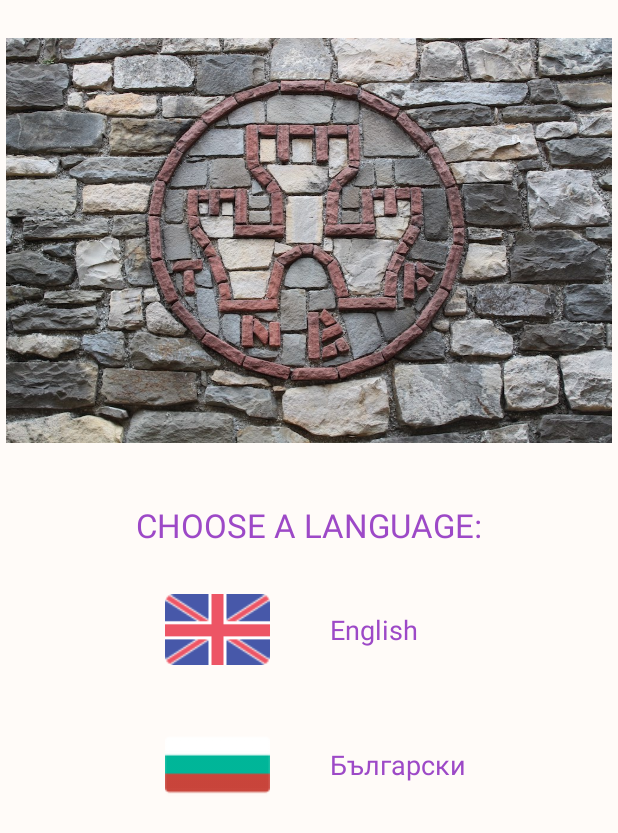
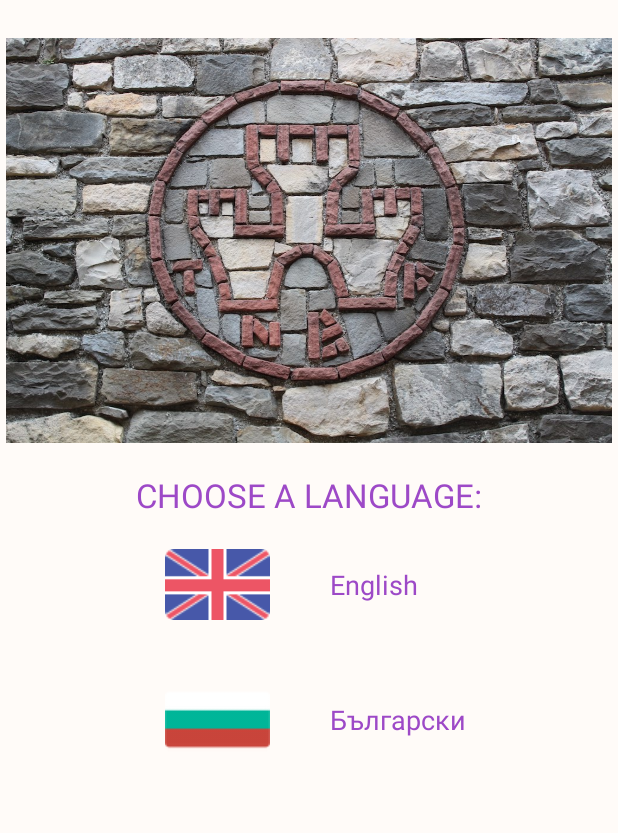
Before and after one commit to DimitarVashkov/Tsarevets, an Android app: the screen it shows after launch (MainActivity), on a phone screen of 412 x 824 dp. Shown: the top 833 px of the screen. Run offline under Robolectric (Android 15) with nearby library versions, the phone set to English and light mode, and no system bars; our stand-ins replace AdMob.

Commit message:
Revised
Revised implementation of the project

```diff
--- a/app/src/main/java/dimitarvashkov/tsarevets/MainActivity.java
+++ b/app/src/main/java/dimitarvashkov/tsarevets/MainActivity.java
@@ -13,7 +13,13 @@ import android.view.MenuItem;
 import android.widget.Button;
 import android.widget.LinearLayout;
 
+import com.google.android.gms.ads.AdRequest;
+import com.google.android.gms.ads.AdView;
+import com.google.android.gms.ads.MobileAds;
+
 public class MainActivity extends AppCompatActivity {
+
+    private AdView mAdView;
     /*
      Some improvement tips (with translations):
      - You should use the strings.xml file to save strings. Later on it's the easiest thing
@@ -40,6 +46,10 @@ public class MainActivity extends AppCompatActivity {
     protected void onCreate(Bundle savedInstanceState) {
         super.onCreate(savedInstanceState);
         setContentView(R.layout.activity_main);
+        MobileAds.initialize(this, "ca-app-pub-9379137723459086~5231020895");
+        mAdView = findViewById(R.id.adView);
+        AdRequest adRequest = new AdRequest.Builder().build();
+        mAdView.loadAd(adRequest);
 
         LinearLayout English = (LinearLayout) findViewById(R.id.English);
         English.setClickable(true);
--- a/app/src/main/res/layout/activity_main.xml
+++ b/app/src/main/res/layout/activity_main.xml
@@ -78,13 +78,13 @@
             android:textSize="22dp"
             android:textColor="@color/colorPrimaryDark"
             android:layout_gravity="center"
-            android:layout_marginTop="40dp"
+            android:layout_marginTop="20dp"
             />
 
         <LinearLayout
             android:layout_width="match_parent"
             android:layout_height="wrap_content"
-            android:layout_marginTop="20dp"
+            android:layout_marginTop="10dp"
             android:layout_marginBottom="20dp"
             android:id="@+id/English">
 
@@ -130,6 +130,15 @@
                 android:textSize="18dp"/>
         </LinearLayout>
 
+        <com.google.android.gms.ads.AdView
+            xmlns:ads="http://schemas.android.com/apk/res-auto"
+            android:id="@+id/adView"
+            android:layout_width="wrap_content"
+            android:layout_height="wrap_content"
+            android:layout_gravity="center"
+            ads:adSize="BANNER"
+            ads:adUnitId="ca-app-pub-9379137723459086/6122210986">
+        </com.google.android.gms.ads.AdView>
 
 
     </LinearLayout>
--- a/build.gradle
+++ b/build.gradle
@@ -16,6 +16,9 @@ buildscript {
 allprojects {
     repositories {
         jcenter()
+        maven {
+            url "https://maven.google.com"
+        }
         google()
     }
 }
```
Also changed, not shown: app/build.gradle (+5 -4 lines), app/src/main/java/dimitarvashkov/tsarevets/Bulgarian.java (+7 -0 lines), app/src/main/java/dimitarvashkov/tsarevets/English.java (+6 -1 lines), app/src/main/res/layout/activity_bulgarian.xml (+12 -1 lines), app/src/main/res/layout/activity_english.xml (+13 -1 lines), app/src/main/java/dimitarvashkov/tsarevets/ScanScanner.java (line endings or trailing spaces), gradle/wrapper/gradle-wrapper.properties.
